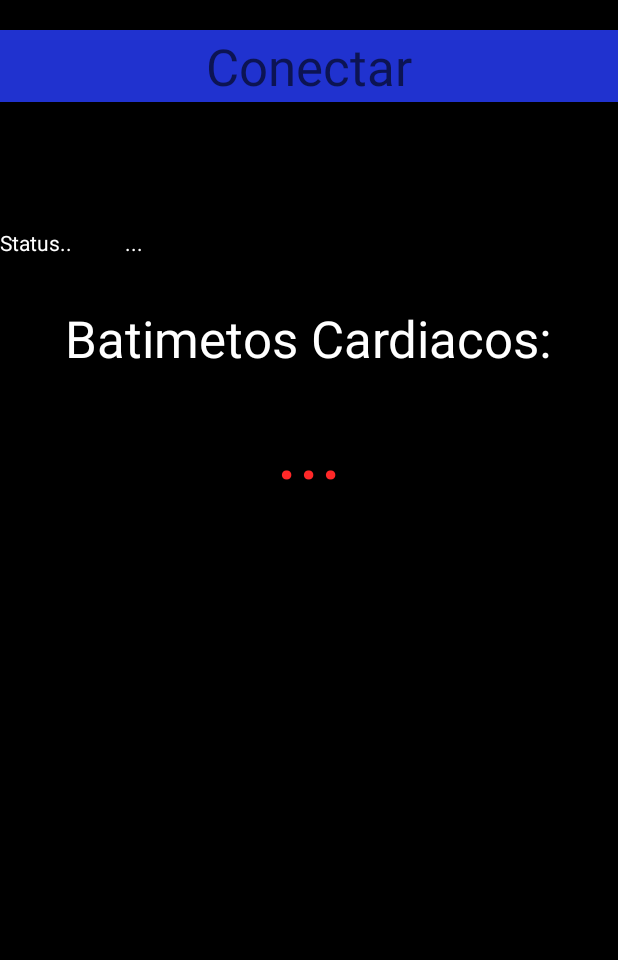
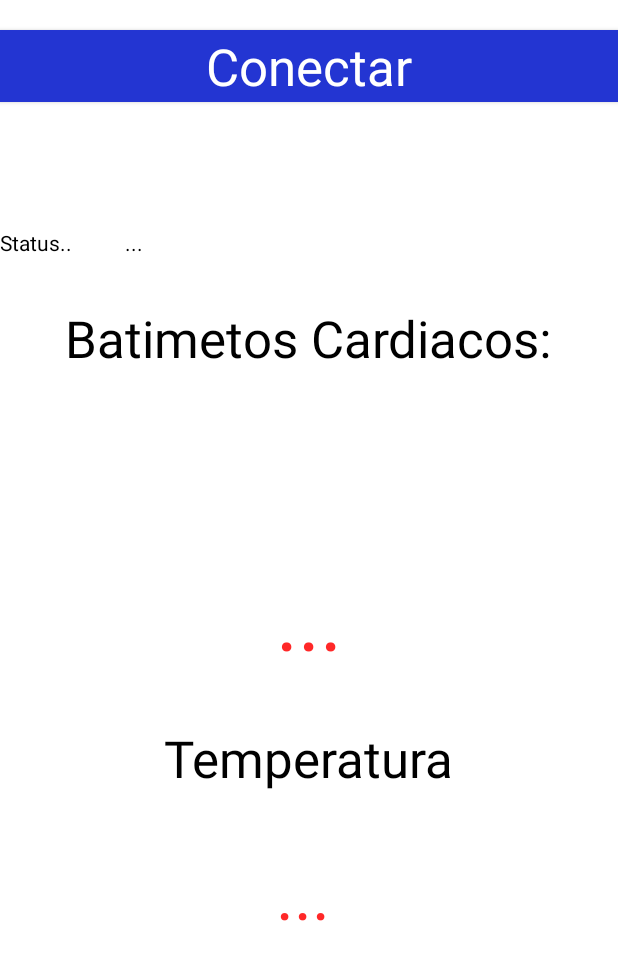
Before and after one commit to marceloruan/SinaisVitaisbeta0.1, an Android app: the screen it shows after launch (MainActivity), on a phone screen of 412 x 824 dp. Shown: the top 960 px of the screen. Run offline under Robolectric (Android 15) with nearby library versions, the phone set to English and light mode, and no system bars.

Commit message:
Verso para apresentar na SNCT

```diff
--- a/app/src/main/java/com/example/marce/sinaisvitaisbeta01/MainActivity.java
+++ b/app/src/main/java/com/example/marce/sinaisvitaisbeta01/MainActivity.java
@@ -35,6 +35,8 @@ public class MainActivity extends Activity {
 
     static TextView statusMessage;
     static TextView counterMessage;
+    static TextView temperatura;
+
     ConnectedThread connect;
     @Override
     protected void onCreate(Bundle savedInstanceState) {
@@ -46,6 +48,7 @@ public class MainActivity extends Activity {
          */
         statusMessage = (TextView) findViewById(R.id.statusMessage);
         counterMessage = (TextView) findViewById(R.id.counterMessage);
+        temperatura=(TextView) findViewById(R.id.temperatura);
         btnconexao = (Button) findViewById(R.id.btnconectar);
 
 
@@ -194,8 +197,11 @@ public class MainActivity extends Activity {
                     atualizamos o valor contido no TextView do
                     contador.
                  */
+                String valores[];
+                valores=dataString.split(" ");
 
-                counterMessage.setText(dataString.toString());
+                counterMessage.setText(valores[0].toString());
+                temperatura.setText(valores[1].toString());
             }
 
         }
--- a/app/src/main/res/layout/activity_main.xml
+++ b/app/src/main/res/layout/activity_main.xml
@@ -2,7 +2,7 @@
         xmlns:android="http://schemas.android.com/apk/res/android"
     android:layout_width="match_parent"
     android:layout_height="match_parent"
-    android:background="@color/colopreto">
+    android:background="@color/colorbranco">
 
 
     <TextView
@@ -11,22 +11,9 @@
         android:layout_height="wrap_content"
         android:id="@+id/textView2"
         android:textAppearance="@style/TextAppearance.AppCompat.Display1"
-        android:textColor="@color/colorbranco"
+        android:textColor="@color/colopreto"
         android:layout_marginTop="31dp"
         android:layout_below="@+id/textView"
-        android:layout_centerHorizontal="true" />
-
-    <TextView
-                android:layout_width="wrap_content"
-                android:layout_height="wrap_content"
-                android:textAppearance="?android:attr/textAppearanceLarge"
-                android:text="..."
-                android:id="@+id/counterMessage"
-        android:textSize="@dimen/abc_text_size_display_3_material"
-
-        android:textColor="@color/colorred"
-        android:layout_marginTop="12dp"
-        android:layout_below="@+id/textView2"
         android:layout_centerHorizontal="true" />
 
     <TextView
@@ -34,7 +21,7 @@
         android:layout_width="wrap_content"
         android:layout_height="wrap_content"
         android:id="@+id/textView"
-        android:textColor="@color/colorbranco"
+        android:textColor="@color/colopreto"
         android:layout_alignBaseline="@+id/statusMessage"
         android:layout_alignBottom="@+id/statusMessage"
         android:layout_alignParentLeft="true"
@@ -47,7 +34,7 @@
         android:id="@+id/statusMessage"
         android:layout_weight="0.06"
         android:layout_marginTop="84dp"
-        android:textColor="@color/colorbranco"
+        android:textColor="@color/colopreto"
         android:layout_below="@+id/btnconectar"
         android:layout_toRightOf="@+id/textView"
         android:layout_toEndOf="@+id/textView"
@@ -59,6 +46,7 @@
         android:layout_width="match_parent"
         android:layout_height="wrap_content"
         android:id="@+id/btnconectar"
+        android:textColor="@color/colorbranco"
         android:textAppearance="@style/TextAppearance.AppCompat.Display1"
         android:elevation="0dp"
         android:background="@color/colorPrimaryDark"
@@ -67,5 +55,42 @@
         android:layout_alignParentStart="true"
         android:layout_marginTop="20dp" />
 
+    <TextView
+                android:layout_width="wrap_content"
+                android:layout_height="wrap_content"
+                android:textAppearance="?android:attr/textAppearanceLarge"
+                android:text="..."
+                android:id="@+id/counterMessage"
+        android:textSize="@dimen/abc_text_size_display_3_material"
+
+        android:textColor="@color/colorred"
+        android:layout_centerVertical="true"
+        android:layout_centerHorizontal="true" />
+
+    <TextView
+        android:text="Temperatura"
+        android:layout_width="wrap_content"
+        android:layout_height="wrap_content"
+        android:id="@+id/textView3"
+        android:textColor="@color/colopreto"
+        android:textAppearance="@style/TextAppearance.AppCompat.Display1"
+        android:layout_below="@+id/counterMessage"
+        android:layout_centerHorizontal="true"
+        android:layout_marginTop="33dp"
+
+        />
+
+    <TextView
+        android:text="..."
+        android:layout_width="wrap_content"
+        android:layout_height="wrap_content"
+        android:layout_marginTop="37dp"
+        android:id="@+id/temperatura"
+        android:textColor="@color/colorred"
+        android:textAppearance="@style/TextAppearance.AppCompat.Display2"
+        android:layout_below="@+id/textView3"
+        android:layout_alignLeft="@+id/counterMessage"
+        android:layout_alignStart="@+id/counterMessage" />
+
 
 </RelativeLayout>
--- a/app/src/main/res/layout/activity_splash.xml
+++ b/app/src/main/res/layout/activity_splash.xml
@@ -8,13 +8,13 @@
     android:layout_height="fill_parent"
     android:baselineAligned="false"
 
-    android:background = "@drawable/fundodao3"
+    android:background = "@drawable/fundodao"
     android:weightSum="1">
 
 
     <RelativeLayout
         android:layout_width="match_parent"
-        android:layout_height="match_parent">
+        android:layout_height="500dp">
 
 
     </RelativeLayout>
```
